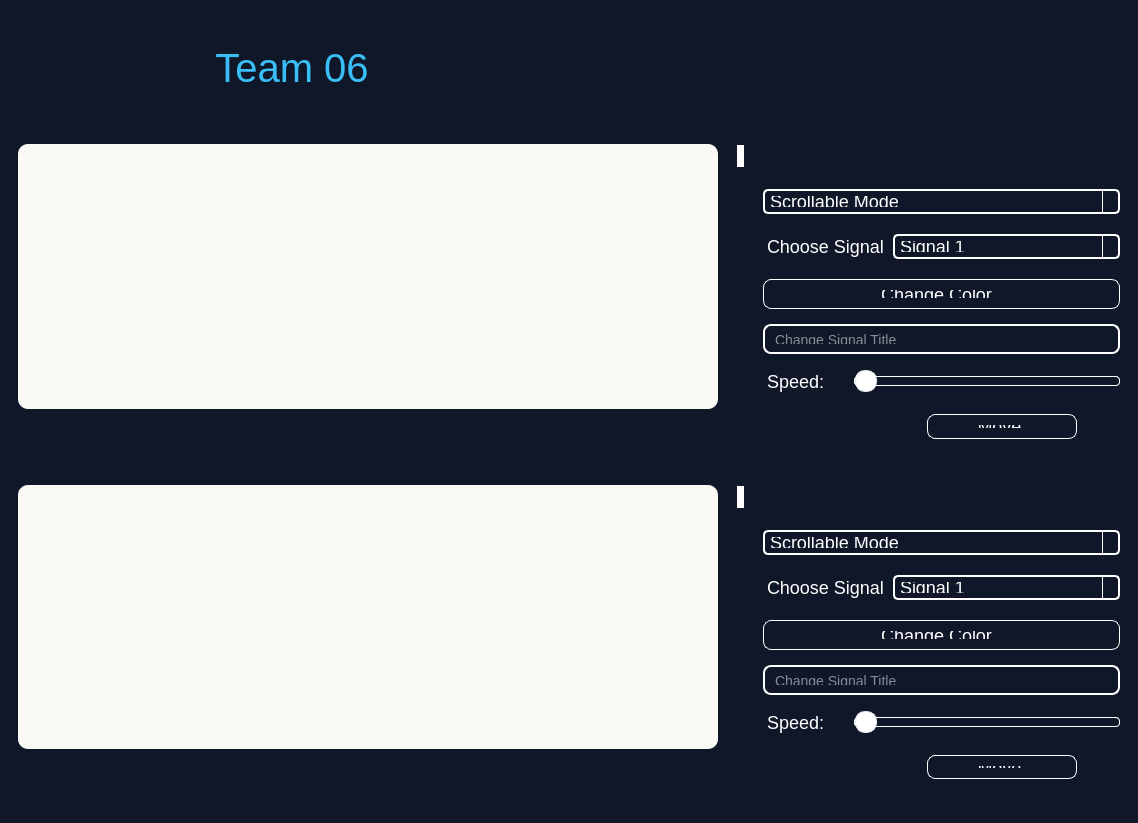
The window that main.ui (karreemm/BioSignalScope-Real-time-Biological-Signals-Viewer) describes before a commit, drawn with Qt 5.
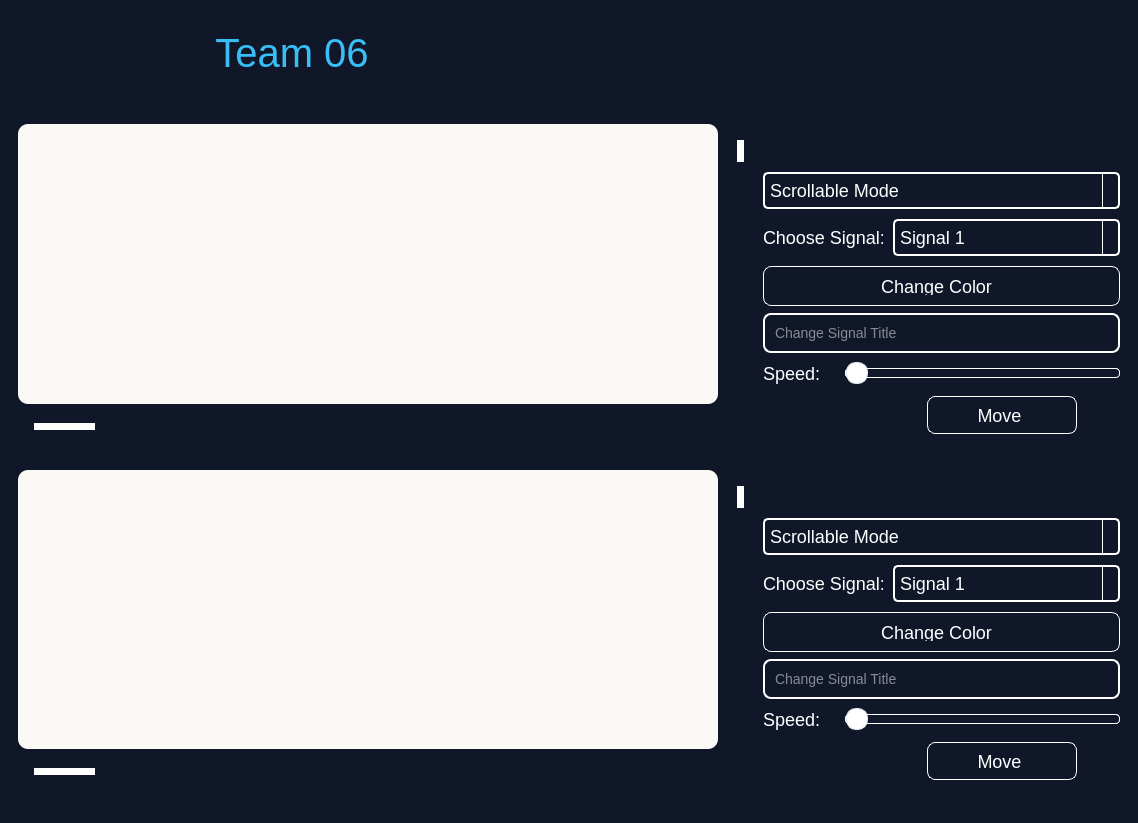
The same window after the commit. The open tabs and pages were chosen to show the change. Icons and pictures are not drawn.

Patch:
```diff
--- a/main.ui
+++ b/main.ui
@@ -207,7 +207,7 @@
        </size>
       </property>
       <property name="styleSheet">
-       <string notr="true">margin-top: 10px</string>
+       <string notr="true"/>
       </property>
       <property name="currentIndex">
        <number>2</number>
```
Left out of the diff: 2 changed lines with no effect on the pictures.
